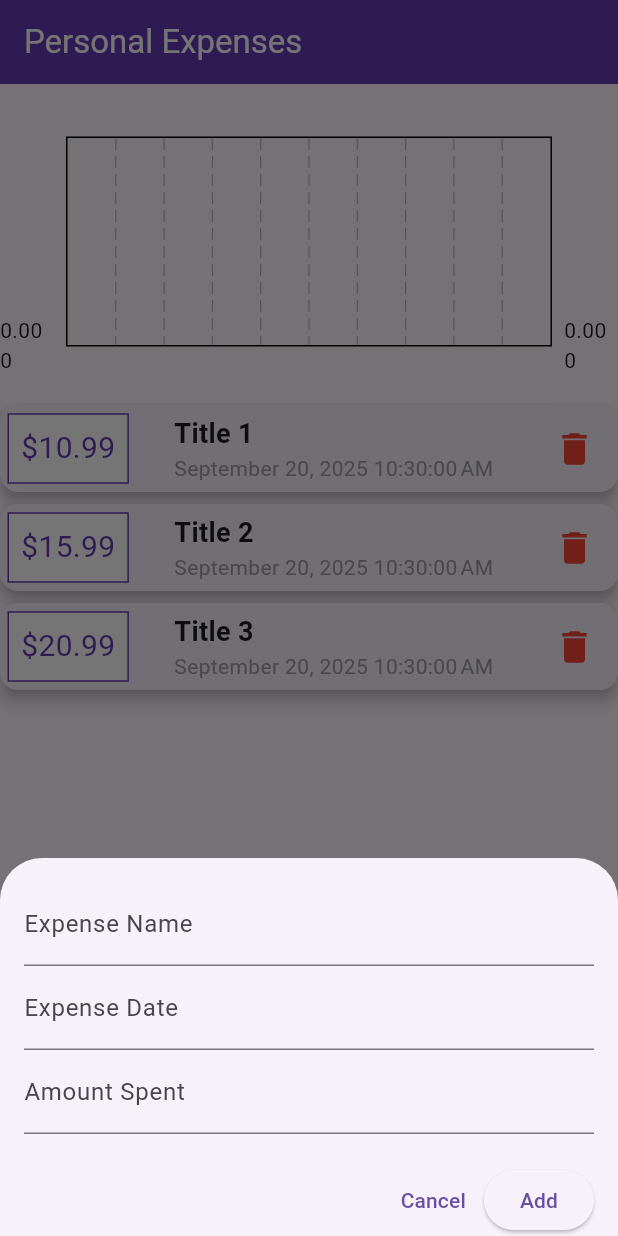
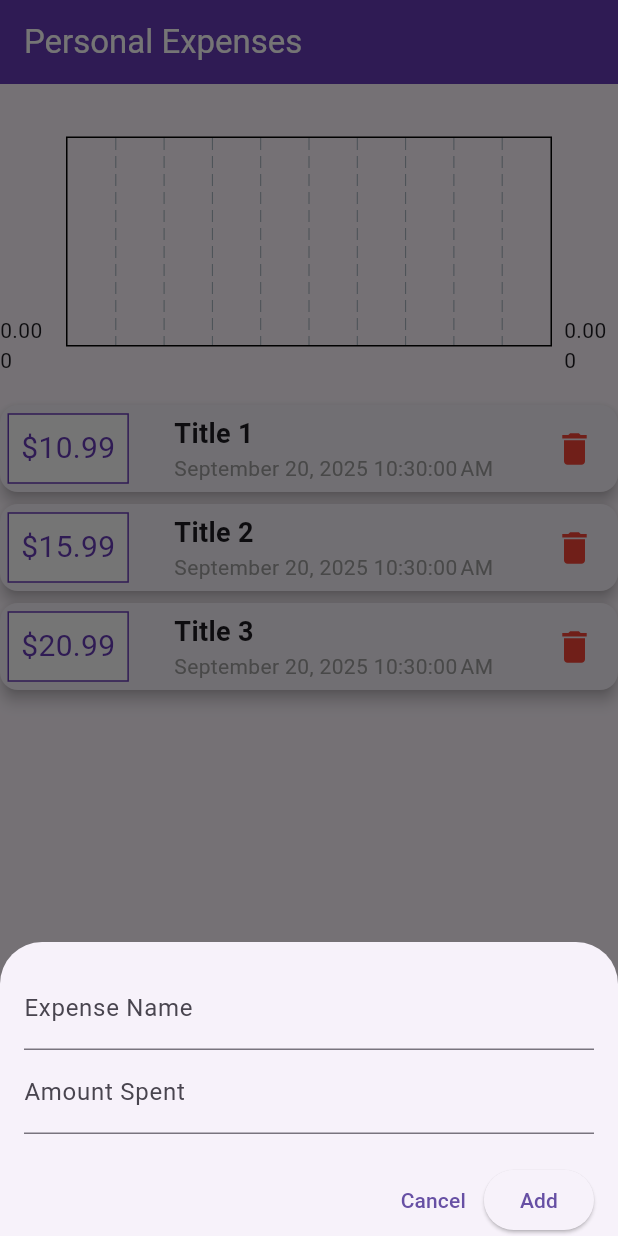
Before and after one commit to rasathelamedude/flutter-expense-tracker, a Flutter app: the screen it shows after launch, after a tap on the "add" icon, on a phone screen of 412 x 824 dp. Run offline on Flutter 3.47's test engine with Material 3 defaults, Android fonts, the phone set to English and light mode, and no system bars; drawn by our look-alikes of fl_chart.

Commit message:
Add input validation + Refactor

```diff
--- a/lib/main.dart
+++ b/lib/main.dart
@@ -29,6 +29,8 @@ class _HomePageState extends State<HomePage> {
   final titleController = TextEditingController();
   final priceController = TextEditingController();
   final dateController = TextEditingController();
+  String? errorTitleText;
+  String? errorPriceText;
 
   final List<Transaction> userTransactions = [
     Transaction(id: 1, title: "Title 1", price: 10.99, date: DateTime.now()),
@@ -53,16 +55,22 @@ class _HomePageState extends State<HomePage> {
             children: [
               // Text Fields
               TextField(
-                decoration: InputDecoration(labelText: "Expense Name"),
+                decoration: InputDecoration(
+                  labelText: "Expense Name",
+                  errorText: errorTitleText,
+                ),
                 controller: titleController,
               ),
+              // TextField(
+              //   decoration: InputDecoration(labelText: "Expense Date"),
+              //   keyboardType: TextInputType.datetime,
+              //   controller: dateController,
+              // ),
               TextField(
-                decoration: InputDecoration(labelText: "Expense Date"),
-                keyboardType: TextInputType.datetime,
-                controller: dateController,
+                decoration: InputDecoration(
+                  labelText: "Amount Spent",
+                  errorText: errorPriceText,
                 ),
-              TextField(
-                decoration: InputDecoration(labelText: "Amount Spent"),
                 keyboardType: TextInputType.number,
                 controller: priceController,
               ),
@@ -83,16 +91,32 @@ class _HomePageState extends State<HomePage> {
 
                   ElevatedButton(
                     onPressed: () {
+                      errorTitleText = titleController.text.isEmpty
+                          ? "Title must have a value"
+                          : null;
+
+                      errorPriceText = priceController.text.isEmpty
+                          ? "You must enter a value"
+                          : null;
+
+                      if (titleController.text.isNotEmpty &&
+                          priceController.text.isNotEmpty) {
+                        Navigator.of(context).pop();
+
                         setState(() {
                           userTransactions.add(
                             Transaction(
                               id: (userTransactions.length + 1),
                               title: titleController.text,
                               price: double.parse(priceController.text),
-                            date: DateTime.tryParse(dateController.text),
+                              date: DateTime.now(),
                             ),
                           );
                         });
+
+                        titleController.text = "";
+                        priceController.text = "";
+                      }
                     },
                     child: Text("Add"),
                   ),
--- a/lib/widgets/transaction_price.dart
+++ b/lib/widgets/transaction_price.dart
@@ -14,7 +14,7 @@ class MyTransactionPrice extends StatelessWidget {
       ),
       padding: EdgeInsets.all(8),
       child: Text(
-        "\$$price",
+        "\$${price!.toStringAsFixed(2)}",
         textAlign: TextAlign.center,
         style: TextStyle(fontSize: 20, color: Colors.deepPurple),
       ),
```
Lines whose indentation alone changed are shown as unchanged.
